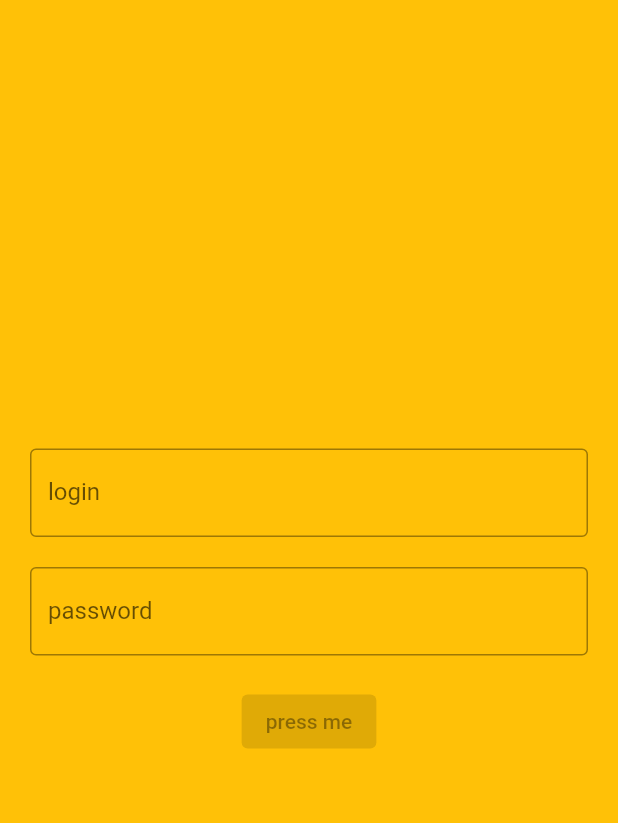
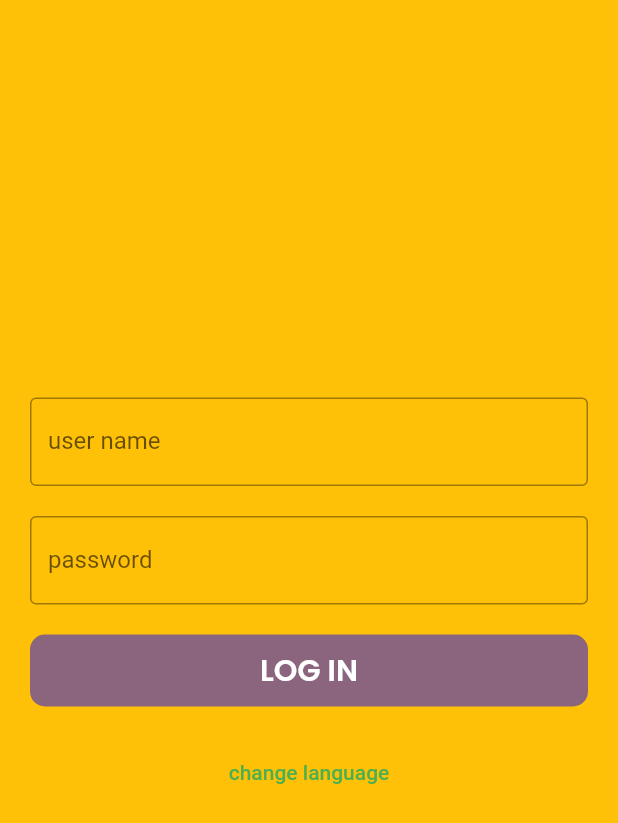
Before and after one commit to ponaehalive/bb_superclean, a Flutter app: the screen it shows after launch, on a phone screen of 412 x 824 dp. Shown: the top 823 px of the screen. Run offline on Flutter 3.47's test engine with Material 2 defaults, Android fonts, the phone set to English and light mode, and no system bars; our stand-ins replace auto_route, cached_network_image, dio, easy_localization, firebase_auth, firebase_core and 10 more; accounts and stored records are empty.

Commit message:
add localization + add themes

```diff
--- /dev/null
+++ b/assets/translations/en-US.json
@@ -0,0 +1,10 @@
+{
+    "login": "log in",
+    "user_name": "user name",
+    "change_language": "change language",
+    "language_name": "english",
+    "password": "password",
+    "AlbertBio": "hfhfh",
+    "AkhenatenName": "ryy",
+    "AkhenatenBio":"yrh5ry"
+  }
--- /dev/null
+++ b/assets/translations/ru-RU.json
@@ -0,0 +1,7 @@
+{
+  "change_language": "сменить язык",
+    "language_name": "русский",
+    "password": "пароль",
+    "user_name": "имя пользователя",
+    "login":"вход"
+  }
--- a/lib/aplication/my_app/my_app.dart
+++ b/lib/aplication/my_app/my_app.dart
@@ -1,4 +1,6 @@
+import 'package:easy_localization/easy_localization.dart';
 import 'package:flutter/material.dart';
+import 'package:flutter_localizations/flutter_localizations.dart';
 import 'package:get_it/get_it.dart';
 import 'package:superclean/aplication/my_app/my_app_vm.dart';
 import 'package:superclean/aplication/navigation/router.gr.dart';
@@ -12,12 +14,25 @@ class MyApp extends StatelessWidget {
   @override
   Widget build(BuildContext context) {
     return MaterialApp.router(
+      localizationsDelegates: context.localizationDelegates,
+      supportedLocales: context.supportedLocales,
+      locale: context.locale,
       routerDelegate: _appRouter.delegate(
         initialRoutes: [
           model.isAuth ? const AutoTabsScaffoldRoute() : const AuthRouter(),
         ],
       ),
       routeInformationParser: _appRouter.defaultRouteParser(),
+      /*   localizationsDelegates: const [
+
+    GlobalMaterialLocalizations.delegate,
+    GlobalWidgetsLocalizations.delegate,
+    GlobalCupertinoLocalizations.delegate,
+  ],
+  supportedLocales: const [
+    Locale('en', 'EN'), // English, no country code
+    Locale('ru', 'RU'), // Spanish, no country code
+  ], */
       debugShowCheckedModeBanner: false,
       theme: AppTheme.light,
     );
--- a/lib/aplication/screens/auth/auth_page.dart
+++ b/lib/aplication/screens/auth/auth_page.dart
@@ -1,8 +1,12 @@
 // ignore_for_file: avoid_print
 
+import 'package:easy_localization/easy_localization.dart';
 import 'package:flutter/material.dart';
 import 'package:provider/provider.dart';
 import 'package:superclean/aplication/screens/auth/auth_vm.dart';
+import 'package:superclean/aplication/ui/themes/app_colors.dart';
+import 'package:superclean/aplication/ui/themes/text_styles.dart';
+//import 'package:superclean/aplication/widgets/custom_image/custom_image.dart';
 
 class AuthPage extends StatefulWidget {
   const AuthPage({Key? key}) : super(key: key);
@@ -40,10 +44,53 @@ class _AuthPageState extends State<AuthPage> {
                         height: 20,
                       ),
                       _buttonWidget(),
+
+                      const SizedBox(
+                        height: 20,
+                      ),
+                      TextButton(
+                        onPressed: () => viewModel.setLocale(context),
+                        child: Text('change_language'.tr()),
+                      ),
                       const SizedBox(
                         height: 20,
                       ),
 
+                      //google sign in/out part
+
+                      /*   viewModel.selector<AuthViewModel, bool?>(
+                        selector: () =>
+                            viewModel.googleCurrentUser?.isAnonymous,
+                        builder: (ctx, _) {
+                          return viewModel.googleCurrentUser != null
+                              ? TextButton(
+                                  onPressed: viewModel.googleLogOut,
+                                  child: const Text('Log out'),
+                                )
+                              : TextButton(
+                                  onPressed: viewModel.googleSignIn,
+                                  child: const Text('Log in'),
+                                );
+                        },
+                      ),
+                      const SizedBox(
+                        height: 10,
+                      ),
+                      SizedBox(
+                        height: 100,
+                        width: 100,
+                        child: viewModel.selector<AuthViewModel, bool?>(
+                          selector: () =>
+                              viewModel.googleCurrentUser?.isAnonymous,
+                          builder: (ctx, _) {
+                            return CustomImage(
+                              viewModel.googleCurrentUser?.photoURL,
+                              height: double.infinity,
+                              width: double.infinity,
+                            );
+                          },
+                        ),
+                      ), */
                     ],
                   ),
                 ),
@@ -59,9 +106,9 @@ class _AuthPageState extends State<AuthPage> {
     return TextField(
       controller: viewModel.loginController,
       onChanged: viewModel.changeLogin,
-      decoration: const InputDecoration(
-        border: OutlineInputBorder(),
-        labelText: 'login',
+      decoration: InputDecoration(
+        border: const OutlineInputBorder(),
+        labelText: 'user_name'.tr(),
       ),
     );
   }
@@ -70,22 +117,36 @@ class _AuthPageState extends State<AuthPage> {
     return TextField(
       controller: viewModel.passwordController,
       onChanged: viewModel.changePassword,
-      decoration: const InputDecoration(
-        border: OutlineInputBorder(),
-        labelText: 'password',
+      decoration: InputDecoration(
+        border: const OutlineInputBorder(),
+        labelText: 'password'.tr(),
       ),
     );
   }
 
   Widget _buttonWidget() {
-    return viewModel.selector<AuthViewModel, bool>(
+    return SizedBox(
+      height: 48,
+      width: double.infinity,
+      child: viewModel.selector<AuthViewModel, bool>(
         selector: () => viewModel.canSubmit,
         builder: (ctx, _) {
           return ElevatedButton(
             onPressed: viewModel.canSubmit ? viewModel.tryLogin : null,
-          child: const Text('press me'),
+            style: ElevatedButton.styleFrom(
+              backgroundColor: AppColors.blue,
+              disabledBackgroundColor: AppColors.blue.withOpacity(0.5),
+              shape: RoundedRectangleBorder(
+                borderRadius: BorderRadius.circular(10.0),
+              ),
+            ),
+            child: Text(
+              'login'.tr().toUpperCase(),
+              style: TextStyles.buttonLabelStyle,
+            ),
           );
         },
+      ),
     );
   }
 }
--- a/lib/aplication/screens/characters_page/characters_page_vm.dart
+++ b/lib/aplication/screens/characters_page/characters_page_vm.dart
@@ -5,11 +5,12 @@ import 'package:superclean/aplication/navigation/router.gr.dart';
 import 'package:superclean/domain/bloc/characters/characters_bloc.dart';
 import 'package:superclean/domain/bloc/characters/characters_event.dart';
 import 'package:superclean/domain/models/character_model.dart';
+
 import 'package:superclean/src/base_elements/base_view_model.dart';
 
 class CharactersPageViewModel extends ChangeNotifier with BaseViewModel {
   final _charactersBloc = GetIt.instance<CharactersBloc>();
-  //final _appRouter = ServiceLocator.instace.router;
+
   final _appRouter = GetIt.instance<AppRouter>();
   StreamSubscription? _charactersBlocSubscription;
 
--- /dev/null
+++ b/lib/aplication/ui/themes/text_styles.dart
@@ -0,0 +1,24 @@
+import 'package:flutter/cupertino.dart';
+import 'package:google_fonts/google_fonts.dart';
+import 'package:superclean/aplication/ui/themes/app_colors.dart';
+
+
+abstract class TextStyles {
+  static final titleFont = GoogleFonts.poppins(
+    fontWeight: FontWeight.w600,
+    fontSize: 17,
+    color: AppColors.white,
+  );
+
+  static final labelStyle = GoogleFonts.poppins(
+    fontWeight: FontWeight.w600,
+    fontSize: 15,
+    color: AppColors.white,
+  );
+
+  static final buttonLabelStyle = GoogleFonts.poppins(
+    fontWeight: FontWeight.w600,
+    fontSize: 20,
+    color: AppColors.white,
+  );
+}
--- a/pubspec.yaml
+++ b/pubspec.yaml
@@ -43,6 +43,10 @@ dependencies:
   google_sign_in: ^5.4.2
   firebase_auth: ^4.1.1
   get: ^4.6.5
+  flutter_localizations:
+    sdk: flutter
+  easy_localization: ^3.0.1
+  google_fonts: ^3.0.1
 
 dev_dependencies:
   flutter_test:
@@ -62,3 +66,4 @@ flutter:
 
     - assets/icons/
     - assets/images/
+    - assets/translations/
```
Also changed, not shown: lib/aplication/screens/auth/auth_vm.dart (+23 -11 lines), lib/localized_model.dart (added, +13 -0 lines), lib/main.dart (+20 -3 lines), pubspec.lock. Lines whose indentation alone changed are shown as unchanged.
